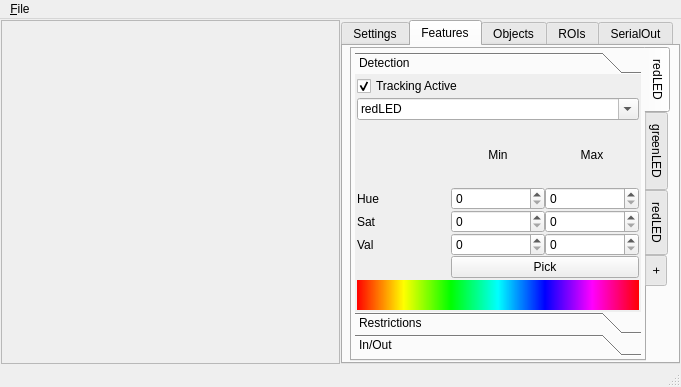
Before: the Qt Designer form ui/mainUi.ui in wonkoderverstaendige/Spotter, drawn with Qt 5.
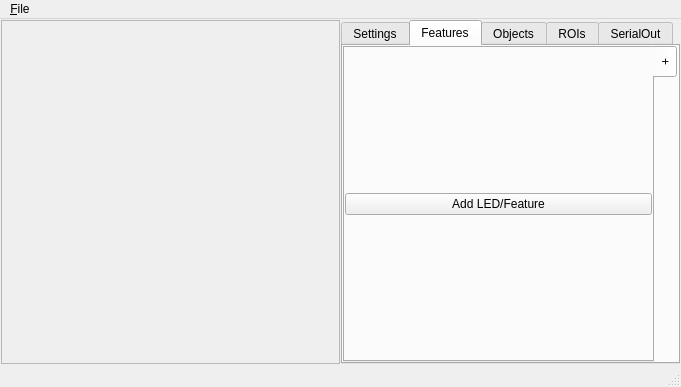
After: the same form once the commit is applied.

Commit message: Dynamically add new tabs to feature tab widget.

```diff
--- a/ui/mainUi.ui
+++ b/ui/mainUi.ui
@@ -70,6 +70,12 @@
           <verstretch>0</verstretch>
          </sizepolicy>
         </property>
+        <property name="minimumSize">
+         <size>
+          <width>320</width>
+          <height>300</height>
+         </size>
+        </property>
         <property name="currentIndex">
          <number>1</number>
         </property>
@@ -139,25 +145,13 @@
          </attribute>
          <layout class="QHBoxLayout" name="horizontalLayout_5">
           <property name="spacing">
-           <number>1</number>
+           <number>0</number>
           </property>
           <property name="margin">
-           <number>1</number>
+           <number>0</number>
           </property>
           <item>
            <widget class="QTabWidget" name="tab_features">
-            <property name="sizePolicy">
-             <sizepolicy hsizetype="Maximum" vsizetype="Minimum">
-              <horstretch>0</horstretch>
-              <verstretch>0</verstretch>
-             </sizepolicy>
-            </property>
-            <property name="minimumSize">
-             <size>
-              <width>320</width>
-              <height>300</height>
-             </size>
-            </property>
             <property name="tabPosition">
              <enum>QTabWidget::East</enum>
             </property>
@@ -170,300 +164,21 @@
             <property name="elideMode">
              <enum>Qt::ElideNone</enum>
             </property>
-            <widget class="QWidget" name="tab_features_RLED">
-             <attribute name="title">
-              <string>redLED</string>
-             </attribute>
-             <layout class="QGridLayout" name="gridLayout_3">
-              <property name="margin">
-               <number>3</number>
-              </property>
-              <property name="spacing">
-               <number>1</number>
-              </property>
-              <item row="1" column="0">
-               <widget class="QToolBox" name="toolBox">
-                <property name="frameShape">
-                 <enum>QFrame::NoFrame</enum>
-                </property>
-                <property name="frameShadow">
-                 <enum>QFrame::Plain</enum>
-                </property>
-                <property name="lineWidth">
-                 <number>0</number>
-                </property>
-                <property name="currentIndex">
-                 <number>0</number>
-                </property>
-                <property name="tabSpacing">
-                 <number>0</number>
-                </property>
-                <widget class="QWidget" name="page">
-                 <property name="geometry">
-                  <rect>
-                   <x>0</x>
-                   <y>0</y>
-                   <width>281</width>
-                   <height>216</height>
-                  </rect>
-                 </property>
-                 <attribute name="label">
-                  <string>Detection</string>
-                 </attribute>
-                 <layout class="QGridLayout" name="gridLayout_6">
-                  <property name="margin">
-                   <number>2</number>
-                  </property>
-                  <property name="spacing">
-                   <number>2</number>
-                  </property>
-                  <item row="4" column="0">
-                   <layout class="QVBoxLayout" name="verticalLayout_4">
-                    <item>
-                     <widget class="QLabel" name="label_6">
-                      <property name="sizePolicy">
-                       <sizepolicy hsizetype="Minimum" vsizetype="Expanding">
-                        <horstretch>0</horstretch>
-                        <verstretch>0</verstretch>
-                       </sizepolicy>
-                      </property>
-                      <property name="maximumSize">
-                       <size>
-                        <width>16777215</width>
-                        <height>30</height>
-                       </size>
-                      </property>
-                      <property name="styleSheet">
-                       <string notr="true">background-color: qlineargradient(spread:pad, x1:0, y1:0, x2:1, y2:0, stop:0 rgba(255, 0, 0, 255), stop:0.166 rgba(255, 255, 0, 255), stop:0.333 rgba(0, 255, 0, 255), stop:0.5 rgba(0, 255, 255, 255), stop:0.666 rgba(0, 0, 255, 255), stop:0.833 rgba(255, 0, 255, 255), stop:1 rgba(255, 0, 0, 255));</string>
-                      </property>
-                      <property name="text">
-                       <string/>
-                      </property>
-                     </widget>
-                    </item>
-                   </layout>
-                  </item>
-                  <item row="0" column="0">
-                   <widget class="QCheckBox" name="checkBox_3">
-                    <property name="text">
-                     <string>Tracking Active</string>
-                    </property>
-                    <property name="checked">
-                     <bool>true</bool>
-                    </property>
-                   </widget>
-                  </item>
-                  <item row="3" column="0">
-                   <layout class="QGridLayout" name="gridLayout_9">
-                    <property name="spacing">
-                     <number>0</number>
-                    </property>
-                    <item row="0" column="2">
-                     <widget class="QLabel" name="label_5">
-                      <property name="layoutDirection">
-                       <enum>Qt::LeftToRight</enum>
-                      </property>
-                      <property name="text">
-                       <string>Max</string>
-                      </property>
-                      <property name="alignment">
-                       <set>Qt::AlignCenter</set>
-                      </property>
-                     </widget>
-                    </item>
-                    <item row="2" column="0">
-                     <widget class="QLabel" name="label_3">
-                      <property name="text">
-                       <string>Sat</string>
-                      </property>
-                     </widget>
-                    </item>
-                    <item row="2" column="1">
-                     <widget class="QSpinBox" name="spinBox_5"/>
-                    </item>
-                    <item row="3" column="0">
-                     <widget class="QLabel" name="label_2">
-                      <property name="text">
-                       <string>Val</string>
-                      </property>
-                     </widget>
-                    </item>
-                    <item row="0" column="1">
-                     <widget class="QLabel" name="label_4">
-                      <property name="layoutDirection">
-                       <enum>Qt::LeftToRight</enum>
-                      </property>
-                      <property name="text">
-                       <string>Min</string>
-                      </property>
-                      <property name="alignment">
-                       <set>Qt::AlignCenter</set>
-                      </property>
-                     </widget>
-                    </item>
-                    <item row="3" column="2">
-                     <widget class="QSpinBox" name="spinBox_4"/>
-                    </item>
-                    <item row="3" column="1">
-                     <widget class="QSpinBox" name="spinBox_3"/>
-                    </item>
-                    <item row="1" column="0">
-                     <widget class="QLabel" name="label">
-                      <property name="text">
-                       <string>Hue</string>
-                      </property>
-                     </widget>
-                    </item>
-                    <item row="1" column="1">
-                     <widget class="QSpinBox" name="spinBox_2"/>
-                    </item>
-                    <item row="1" column="2">
-                     <widget class="QSpinBox" name="spinBox"/>
-                    </item>
-                    <item row="2" column="2">
-                     <widget class="QSpinBox" name="spinBox_6"/>
-                    </item>
-                    <item row="4" column="1" colspan="2">
-                     <widget class="QPushButton" name="pushButton_10">
-                      <property name="sizePolicy">
-                       <sizepolicy hsizetype="Ignored" vsizetype="Fixed">
-                        <horstretch>0</horstretch>
-                        <verstretch>0</verstretch>
-                       </sizepolicy>
-                      </property>
-                      <property name="toolTip">
-                       <string>Pick thresholds from image by dragging frame around the spot of interest</string>
-                      </property>
-                      <property name="statusTip">
-                       <string>Pick rage from image</string>
-                      </property>
-                      <property name="text">
-                       <string>Pick</string>
-                      </property>
-                      <property name="checkable">
-                       <bool>true</bool>
-                      </property>
-                      <property name="flat">
-                       <bool>false</bool>
-                      </property>
-                     </widget>
-                    </item>
-                   </layout>
-                  </item>
-                  <item row="1" column="0">
-                   <widget class="QComboBox" name="comboBox">
-                    <property name="editable">
-                     <bool>true</bool>
-                    </property>
-                    <property name="insertPolicy">
-                     <enum>QComboBox::NoInsert</enum>
-                    </property>
-                    <item>
-                     <property name="text">
-                      <string>redLED</string>
-                     </property>
-                    </item>
-                    <item>
-                     <property name="text">
-                      <string>greenLED</string>
-                     </property>
-                    </item>
-                    <item>
-                     <property name="text">
-                      <string>blueLED</string>
-                     </property>
-                    </item>
-                   </widget>
-                  </item>
-                 </layout>
-                </widget>
-                <widget class="QWidget" name="page_5">
-                 <attribute name="label">
-                  <string>Restrictions</string>
-                 </attribute>
-                 <layout class="QGridLayout" name="gridLayout_8"/>
-                </widget>
-                <widget class="QWidget" name="tab_features_buttons">
-                 <property name="geometry">
-                  <rect>
-                   <x>0</x>
-                   <y>0</y>
-                   <width>211</width>
-                   <height>216</height>
-                  </rect>
-                 </property>
-                 <attribute name="label">
-                  <string>In/Out</string>
-                 </attribute>
-                 <layout class="QGridLayout" name="gridLayout_7">
-                  <item row="2" column="3">
-                   <widget class="QPushButton" name="pushButton_8">
-                    <property name="text">
-                     <string>Save</string>
-                    </property>
-                   </widget>
-                  </item>
-                  <item row="2" column="1">
-                   <widget class="QPushButton" name="pushButton_9">
-                    <property name="text">
-                     <string>Open</string>
-                    </property>
-                   </widget>
-                  </item>
-                  <item row="1" column="1">
-                   <widget class="QPushButton" name="pushButton_4">
-                    <property name="text">
-                     <string>Clone</string>
-                    </property>
-                   </widget>
-                  </item>
-                  <item row="1" column="3">
-                   <widget class="QPushButton" name="pushButton_5">
-                    <property name="text">
-                     <string>Delete</string>
-                    </property>
-                   </widget>
-                  </item>
-                  <item row="0" column="1">
-                   <spacer name="verticalSpacer_3">
-                    <property name="orientation">
-                     <enum>Qt::Vertical</enum>
-                    </property>
-                    <property name="sizeHint" stdset="0">
-                     <size>
-                      <width>20</width>
-                      <height>40</height>
-                     </size>
-                    </property>
-                   </spacer>
-                  </item>
-                 </layout>
-                </widget>
-               </widget>
-              </item>
-             </layout>
-            </widget>
-            <widget class="QWidget" name="tab_features_GLED">
-             <attribute name="title">
-              <string>greenLED</string>
-             </attribute>
-             <layout class="QVBoxLayout" name="verticalLayout_3"/>
-            </widget>
-            <widget class="QWidget" name="tab_features_BLED">
-             <attribute name="title">
-              <string>redLED</string>
-             </attribute>
-             <layout class="QHBoxLayout" name="horizontalLayout_7"/>
-            </widget>
             <widget class="QWidget" name="tab_features_newTab">
              <attribute name="title">
               <string>+</string>
              </attribute>
              <layout class="QVBoxLayout" name="verticalLayout_2">
+              <property name="spacing">
+               <number>0</number>
+              </property>
+              <property name="margin">
+               <number>0</number>
+              </property>
               <item>
                <widget class="QPushButton" name="pushButton_6">
                 <property name="text">
-                 <string>Add New</string>
+                 <string>Add LED/Feature</string>
                 </property>
                </widget>
               </item>
```
Left out of the diff: 135 changed lines with no effect on the pictures. The commit also changes 6 other files.
